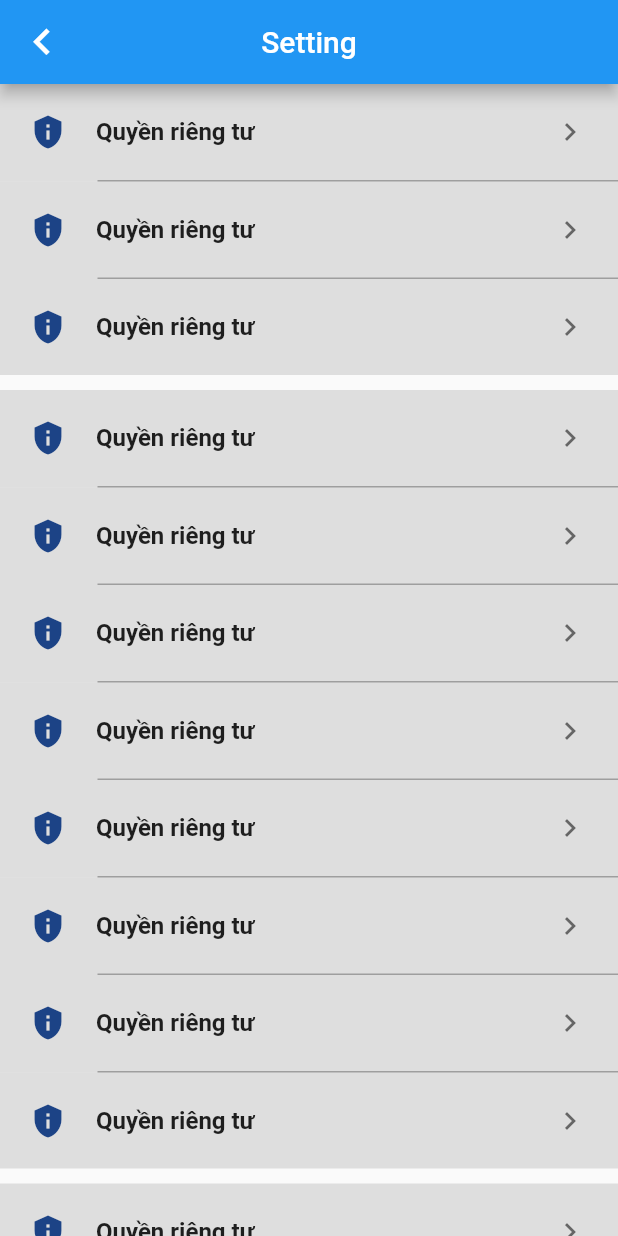
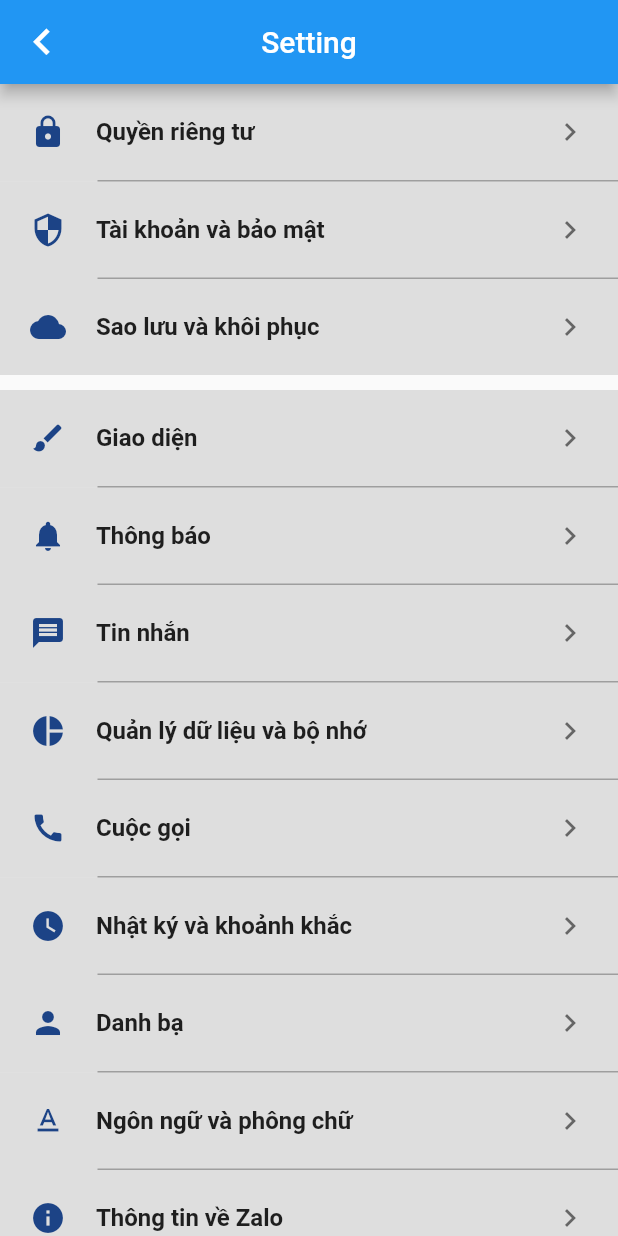
Before and after one commit to quochoantp/ZaloFlutter, a Flutter app: the SettingScreen screen opened directly, on a phone screen of 412 x 824 dp. Run offline on Flutter 3.47's test engine with Material 2 defaults, Android fonts, the phone set to English and light mode, and no system bars; our stand-ins replace cloud_firestore, firebase_auth, firebase_core, fluttertoast, otp_text_field, shared_preferences; accounts and stored records are empty; network calls fail.

Commit message:
update Icon

```diff
--- a/practiceapp/lib/Auth/SignOut/setting_screen.dart
+++ b/practiceapp/lib/Auth/SignOut/setting_screen.dart
@@ -15,62 +15,67 @@ class _SettingScreenState extends State<SettingScreen> {
   List<Data> datas = [
     Data(
         title: 'Quyền riêng tư',
-        icon: Icons.privacy_tip,
+        icon: Icons.lock,
         onPressed: () {},
         isMargin: false),
     Data(
-        title: 'Quyền riêng tư',
-        icon: Icons.privacy_tip,
+        title: 'Tài khoản và bảo mật',
+        icon: Icons.security,
         onPressed: () {},
         isMargin: false),
     Data(
-        title: 'Quyền riêng tư',
-        icon: Icons.privacy_tip,
+        title: 'Sao lưu và khôi phục',
+        icon: Icons.cloud,
         onPressed: () {},
         isMargin: true),
     Data(
-        title: 'Quyền riêng tư',
-        icon: Icons.privacy_tip,
+        title: 'Giao diện',
+        icon: Icons.brush,
         onPressed: () {},
         isMargin: false),
     Data(
-        title: 'Quyền riêng tư',
-        icon: Icons.privacy_tip,
+        title: 'Thông báo',
+        icon: Icons.notifications,
         onPressed: () {},
         isMargin: false),
     Data(
-        title: 'Quyền riêng tư',
-        icon: Icons.privacy_tip,
+        title: 'Tin nhắn',
+        icon: Icons.message,
         onPressed: () {},
         isMargin: false),
     Data(
-        title: 'Quyền riêng tư',
-        icon: Icons.privacy_tip,
+        title: 'Quản lý dữ liệu và bộ nhớ',
+        icon: Icons.pie_chart,
         onPressed: () {},
         isMargin: false),
     Data(
-        title: 'Quyền riêng tư',
-        icon: Icons.privacy_tip,
+        title: 'Cuộc gọi',
+        icon: Icons.call,
         onPressed: () {},
         isMargin: false),
     Data(
-        title: 'Quyền riêng tư',
-        icon: Icons.privacy_tip,
+        title: 'Nhật ký và khoảnh khắc',
+        icon: Icons.watch_later,
         onPressed: () {},
         isMargin: false),
     Data(
-        title: 'Quyền riêng tư',
-        icon: Icons.privacy_tip,
+        title: 'Danh bạ',
+        icon: Icons.person,
         onPressed: () {},
         isMargin: false),
     Data(
-        title: 'Quyền riêng tư',
-        icon: Icons.privacy_tip,
+        title: 'Ngôn ngữ và phông chữ',
+        icon: Icons.text_format,
+        onPressed: () {},
+        isMargin: false),
+    Data(
+        title: 'Thông tin về Zalo',
+        icon: Icons.info,
         onPressed: () {},
         isMargin: true),
     Data(
-        title: 'Quyền riêng tư',
-        icon: Icons.privacy_tip,
+        title: 'Chuyển tài khoản',
+        icon: Icons.people,
         onPressed: () {},
         isMargin: false),
     Data(
```
Also changed, not shown: practiceapp/pubspec.lock.
